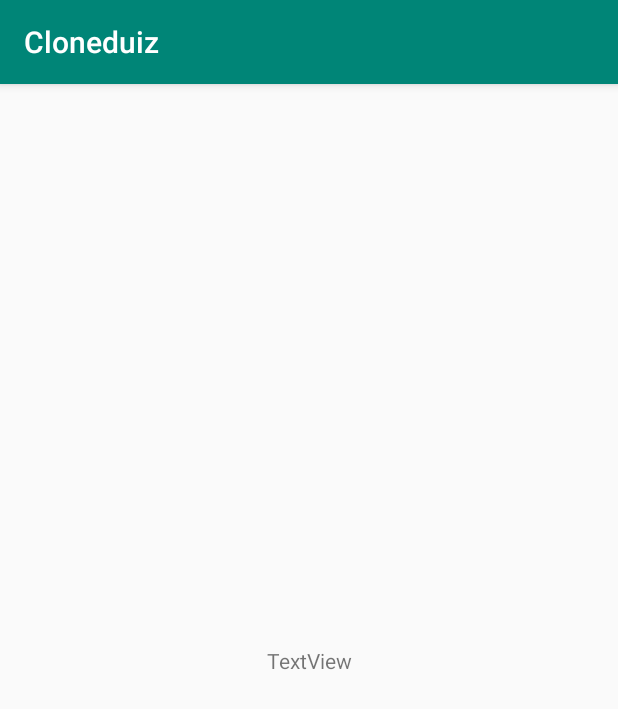
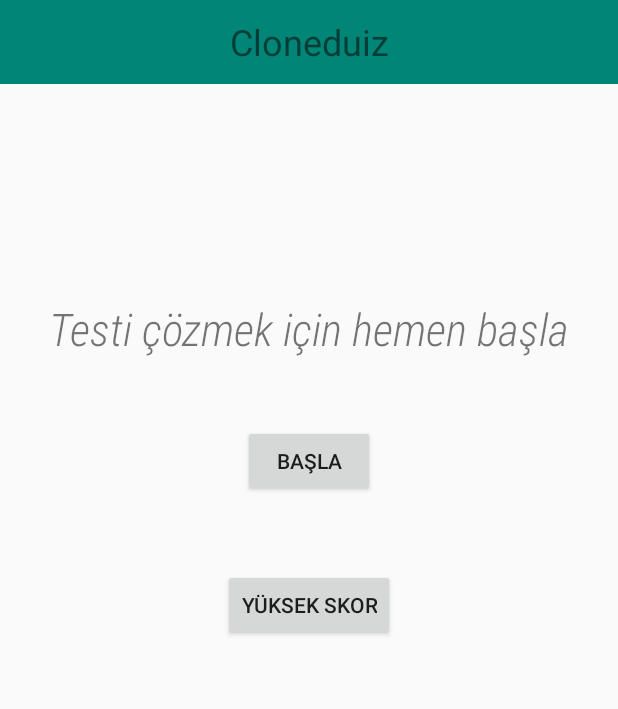
Before and after one commit to meteyldrm/Cloneduiz, an Android app: the screen it shows after launch (MainActivity), on a phone screen of 412 x 824 dp. Shown: the top 709 px of the screen. Run offline under Robolectric (Android 15) with nearby library versions, the phone set to English and light mode, and no system bars.

Commit message:
Add question parser, skeleton activities, global toolbar

```diff
--- a/app/build.gradle
+++ b/app/build.gradle
@@ -22,7 +22,9 @@ dependencies {
     implementation fileTree(dir: 'libs', include: ['*.jar'])
     implementation 'androidx.appcompat:appcompat:1.0.2'
     implementation 'androidx.constraintlayout:constraintlayout:1.1.3'
+    implementation 'com.google.code.gson:gson:2.8.5'
     testImplementation 'junit:junit:4.12'
     androidTestImplementation 'androidx.test:runner:1.2.0'
     androidTestImplementation 'androidx.test.espresso:espresso-core:3.2.0'
+    implementation 'androidx.recyclerview:recyclerview:1.0.0'
 }
--- /dev/null
+++ b/app/src/main/java/com/meteyldrm/cloneduiz/activity/MainActivity.java
@@ -0,0 +1,37 @@
+package com.meteyldrm.cloneduiz.activity;
+
+import androidx.appcompat.app.AppCompatActivity;
+
+import android.content.Intent;
+import android.os.Bundle;
+import android.view.View;
+import android.widget.TextView;
+
+import com.meteyldrm.cloneduiz.R;
+
+public class MainActivity extends AppCompatActivity {
+
+	@Override
+	protected void onCreate(Bundle savedInstanceState) {
+		super.onCreate(savedInstanceState);
+		setContentView(R.layout.activity_main);
+
+		TextView title = findViewById(R.id.toolbar).findViewById(R.id.toolbar_title);
+		title.setTextSize((float) 24.0);
+		title.setText(R.string.app_name);
+
+		findViewById(R.id.button_main_start).setOnClickListener(new View.OnClickListener() {
+			@Override
+			public void onClick(View v) {
+				launchPresentationSelectionActivity();
+			}
+		});
+
+
+	}
+
+	public void launchPresentationSelectionActivity(){
+		Intent intent = new Intent(this, PresentationSelectionActivity.class);
+		startActivity(intent);
+	}
+}
--- /dev/null
+++ b/app/src/main/java/com/meteyldrm/cloneduiz/activity/SplashActivity.java
@@ -0,0 +1,46 @@
+package com.meteyldrm.cloneduiz.activity;
+
+import android.content.Intent;
+import android.os.Bundle;
+import android.os.Handler;
+
+import androidx.annotation.Nullable;
+import androidx.appcompat.app.AppCompatActivity;
+import androidx.core.content.ContextCompat;
+
+import com.meteyldrm.cloneduiz.R;
+import com.meteyldrm.cloneduiz.utility.Constants;
+
+public class SplashActivity extends AppCompatActivity {
+
+	Handler handler;
+
+	private boolean isInitializationFinished = false;
+	private boolean isSplashFinished = false;
+
+	@Override
+	public void onCreate(@Nullable Bundle savedInstanceState) {
+		super.onCreate(savedInstanceState);
+		setContentView(R.layout.activity_splash);
+		findViewById(R.id.activitySplashLayout).setBackgroundColor(ContextCompat.getColor(this, R.color.cloneduizAccent));
+
+		handler = new Handler();
+		handler.postDelayed(new Runnable() {
+			@Override
+			public void run() {
+				launchMainActivity();
+				if(isInitializationFinished) {
+					isSplashFinished = true;
+					launchMainActivity();
+				}
+			}
+		}, Constants.SPLASH_SCREEN_DURATION_MINIMUM);
+
+	}
+
+	private void launchMainActivity(){
+		Intent intent = new Intent(this, MainActivity.class);
+		startActivity(intent);
+		finish();
+	}
+}
--- /dev/null
+++ b/app/src/main/java/com/meteyldrm/cloneduiz/utility/Constants.java
@@ -0,0 +1,5 @@
+package com.meteyldrm.cloneduiz.utility;
+
+public class Constants {
+	public static final long SPLASH_SCREEN_DURATION_MINIMUM = (long) 1500.0;
+}
--- a/app/src/main/res/layout/activity_main.xml
+++ b/app/src/main/res/layout/activity_main.xml
@@ -4,15 +4,50 @@
     xmlns:tools="http://schemas.android.com/tools"
     android:layout_width="match_parent"
     android:layout_height="match_parent"
-    tools:context=".MainActivity">
+    tools:context=".activity.MainActivity">
+    <include layout="@layout/component_toolbar"/>
 
     <TextView
-        android:id="@+id/textView"
+        android:id="@+id/activityMainTextViewPrompt"
+        android:layout_width="0dp"
+        android:layout_height="wrap_content"
+        android:scrollHorizontally="false"
+        android:layout_marginStart="8dp"
+        android:layout_marginEnd="8dp"
+        android:layout_marginBottom="8dp"
+        android:fontFamily="sans-serif-condensed-light"
+        android:text="@string/activity_main_start_prompt"
+        android:textAlignment="center"
+        android:textSize="30sp"
+        android:textStyle="italic"
+        app:layout_constraintBottom_toTopOf="@+id/guideline2"
+        app:layout_constraintEnd_toEndOf="parent"
+        app:layout_constraintStart_toStartOf="parent" />
+
+    <Button
+        android:id="@+id/button_main_start"
         android:layout_width="wrap_content"
         android:layout_height="wrap_content"
-        android:text="TextView"
-        app:layout_constraintBottom_toBottomOf="parent"
-        app:layout_constraintEnd_toEndOf="parent"
-        app:layout_constraintStart_toStartOf="parent"
-        app:layout_constraintTop_toTopOf="parent" />
+        android:layout_marginTop="36dp"
+        android:text="@string/start"
+        app:layout_constraintEnd_toEndOf="@+id/activityMainTextViewPrompt"
+        app:layout_constraintStart_toStartOf="@+id/activityMainTextViewPrompt"
+        app:layout_constraintTop_toTopOf="@+id/guideline2" />
+
+    <Button
+        android:id="@+id/button_main_highscore"
+        android:layout_width="wrap_content"
+        android:layout_height="wrap_content"
+        android:layout_marginTop="48dp"
+        android:text="@string/high_score"
+        app:layout_constraintEnd_toEndOf="@+id/button_main_start"
+        app:layout_constraintStart_toStartOf="@+id/button_main_start"
+        app:layout_constraintTop_toBottomOf="@+id/button_main_start" />
+
+    <androidx.constraintlayout.widget.Guideline
+        android:id="@+id/guideline2"
+        android:layout_width="wrap_content"
+        android:layout_height="wrap_content"
+        android:orientation="horizontal"
+        app:layout_constraintGuide_percent="0.3" />
 </androidx.constraintlayout.widget.ConstraintLayout>
--- /dev/null
+++ b/app/src/main/res/layout/component_toolbar.xml
@@ -0,0 +1,35 @@
+<?xml version="1.0" encoding="utf-8"?>
+<androidx.constraintlayout.widget.ConstraintLayout
+    xmlns:android="http://schemas.android.com/apk/res/android"
+    xmlns:app="http://schemas.android.com/apk/res-auto"
+    xmlns:tools="http://schemas.android.com/tools"
+    android:layout_width="match_parent"
+    android:layout_height="match_parent">
+
+    <androidx.appcompat.widget.Toolbar
+        android:id="@+id/toolbar"
+        android:layout_width="match_parent"
+        android:layout_height="wrap_content"
+        android:background="?attr/colorPrimary"
+        android:minHeight="?attr/actionBarSize"
+        android:theme="?attr/actionBarTheme"
+        app:layout_constraintStart_toStartOf="parent"
+        app:layout_constraintTop_toTopOf="parent"
+        app:layout_constraintEnd_toEndOf="parent">
+        <androidx.constraintlayout.widget.ConstraintLayout
+            android:layout_width="match_parent"
+            android:layout_height="match_parent">
+            <TextView
+                android:id="@+id/toolbar_title"
+                android:layout_width="wrap_content"
+                android:layout_height="match_parent"
+                app:layout_constraintTop_toTopOf="parent"
+                app:layout_constraintBottom_toBottomOf="parent"
+                app:layout_constraintEnd_toEndOf="parent"
+                app:layout_constraintStart_toStartOf="parent"
+                />
+        </androidx.constraintlayout.widget.ConstraintLayout>
+
+    </androidx.appcompat.widget.Toolbar>
+
+</androidx.constraintlayout.widget.ConstraintLayout>
--- a/app/src/main/res/values/strings.xml
+++ b/app/src/main/res/values/strings.xml
@@ -1,3 +1,7 @@
 <resources>
     <string name="app_name">Cloneduiz</string>
+    <string name="activity_main_start_prompt">Testi çözmek için hemen başla</string>
+    <string name="start">Başla</string>
+    <string name="high_score">Yüksek Skor</string>
+    <string name="set_presentation">Görünümünü seç</string>
 </resources>
--- a/app/src/main/res/values/styles.xml
+++ b/app/src/main/res/values/styles.xml
@@ -1,8 +1,12 @@
 <resources>
 
     <!-- Base application theme. -->
-    <style name="AppTheme" parent="Theme.AppCompat.Light.DarkActionBar">
+    <style name="AppTheme" parent="Theme.AppCompat.Light.NoActionBar">
         <!-- Customize your theme here. -->
+        <item name="android:windowDisablePreview">true</item>
+        <item name="windowActionBar">false</item>
+        <item name="windowNoTitle">true</item>
+        <item name="toolbarStyle">@style/AppTheme</item>
         <item name="colorPrimary">@color/colorPrimary</item>
         <item name="colorPrimaryDark">@color/colorPrimaryDark</item>
         <item name="colorAccent">@color/colorAccent</item>
```
Also changed, not shown: app/src/main/AndroidManifest.xml (+9 -5 lines), app/src/main/java/com/meteyldrm/cloneduiz/MainActivity.java (deleted, +0 -14 lines), app/src/main/java/com/meteyldrm/cloneduiz/activity/PresentationSelectionActivity.java (added, +28 -0 lines), app/src/main/java/com/meteyldrm/cloneduiz/data/mock_questions_data.json (added, +149 -0 lines), app/src/main/java/com/meteyldrm/cloneduiz/questions/Answer.java (added, +22 -0 lines), app/src/main/java/com/meteyldrm/cloneduiz/questions/Question.java (added, +24 -0 lines), app/src/main/java/com/meteyldrm/cloneduiz/questions/QuestionData.java (added, +8 -0 lines), app/src/main/java/com/meteyldrm/cloneduiz/questions/QuestionDeserializer.java (added, +18 -0 lines), app/src/main/res/layout/activity_presentation_selection.xml (added, +24 -0 lines), app/src/main/res/layout/activity_splash.xml (added, +42 -0 lines).
